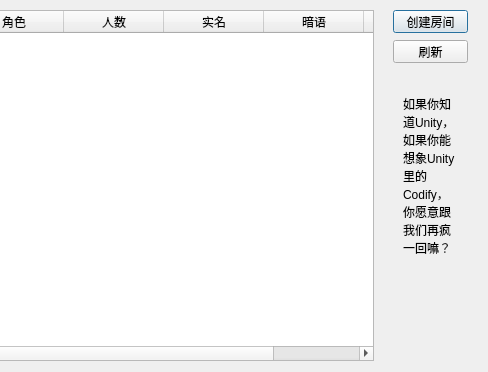
The window that client/Lobby.ui (chntujia/CodfiyAsteriatedGrailClient) describes before a commit, drawn with Qt 5; both pictures show x 347 to 835 and y 0 to 372 of the 835 by 372 pixel window.
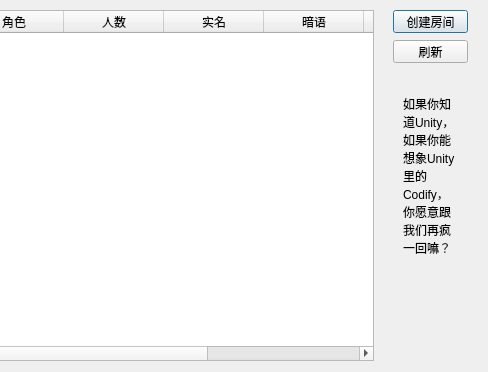
The same window after the commit.

Diff of the .ui file:
```diff
--- a/client/Lobby.ui
+++ b/client/Lobby.ui
@@ -71,6 +71,11 @@
      <string>座次</string>
     </property>
    </column>
+   <column>
+    <property name="text">
+     <string>禁聊</string>
+    </property>
+   </column>
   </widget>
   <widget class="QPushButton" name="createButton">
    <property name="geometry">
```
